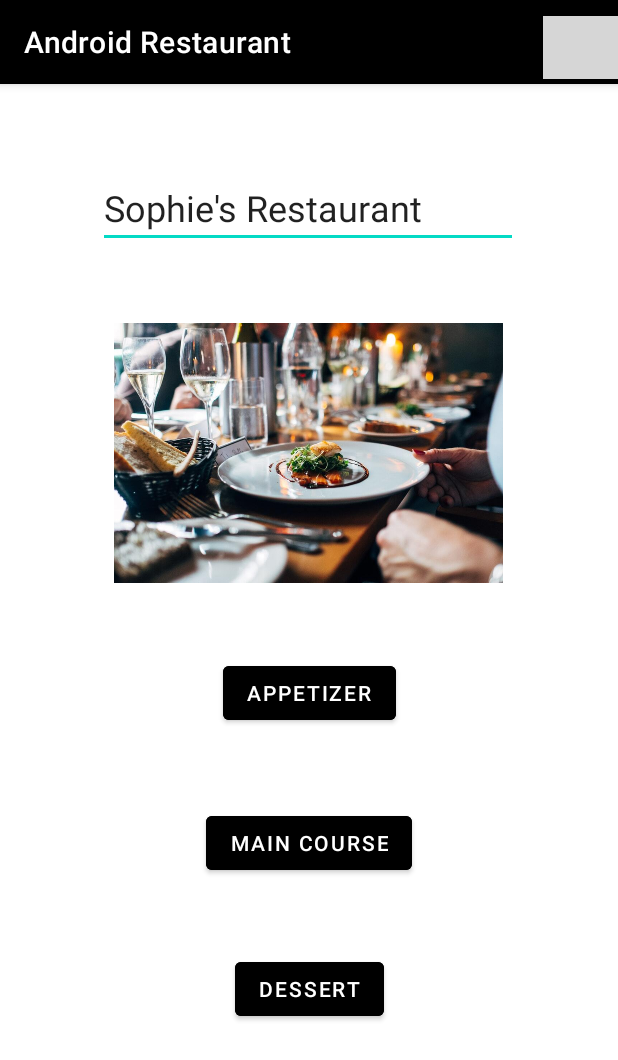
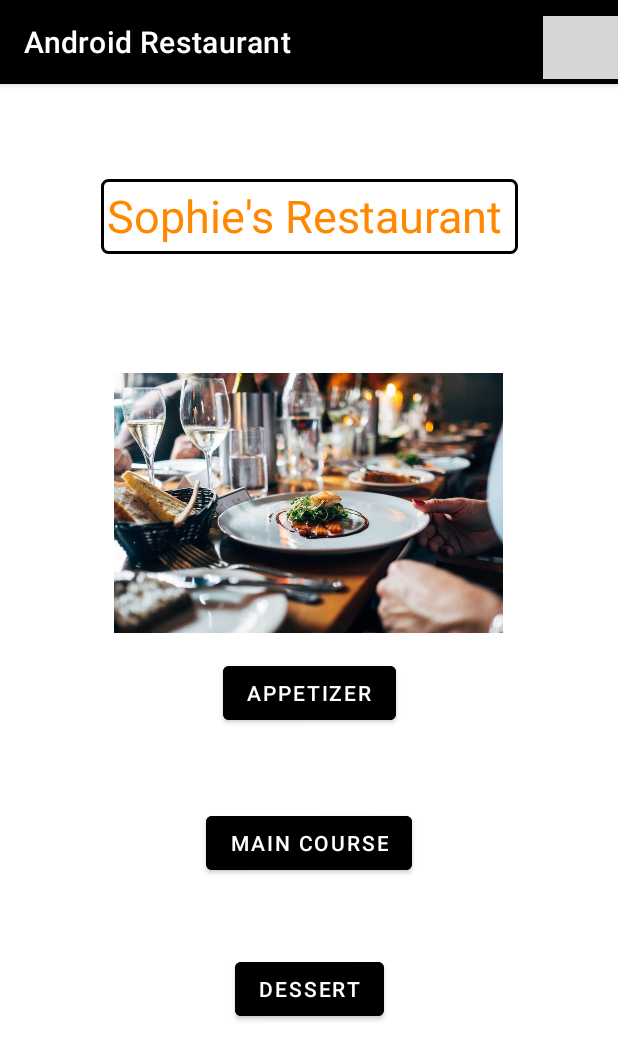
Before and after one commit to soso83120/TDAndroidSAUMIERSophie, an Android app: the screen it shows after launch (HomeActivity), on a phone screen of 412 x 824 dp. Shown: the top 1060 px of the screen. Run offline under Robolectric (Android 15) with nearby library versions, the phone set to English and light mode, and no system bars; grey boxes are pictures that could not be loaded.

Commit message:
page d'accueil design

```diff
--- a/app/src/main/res/layout/activity_home.xml
+++ b/app/src/main/res/layout/activity_home.xml
@@ -7,21 +7,6 @@
     android:background="#FFFFFF"
     android:backgroundTint="@color/white"
     tools:context=".network.HomeActivity">
-
-    <EditText
-        android:id="@+id/editTextTextPersonName"
-        android:layout_width="wrap_content"
-        android:layout_height="wrap_content"
-        android:ems="10"
-        android:inputType="textPersonName"
-        android:text="Sophie's Restaurant"
-        android:textSize="24sp"
-        app:layout_constraintBottom_toBottomOf="parent"
-        app:layout_constraintEnd_toEndOf="parent"
-        app:layout_constraintHorizontal_bias="0.497"
-        app:layout_constraintStart_toStartOf="parent"
-        app:layout_constraintTop_toTopOf="parent"
-        app:layout_constraintVertical_bias="0.078" />
 
     <Button
         android:id="@+id/button4"
@@ -60,8 +45,7 @@
         app:layout_constraintBottom_toTopOf="@+id/button4"
         app:layout_constraintEnd_toEndOf="parent"
         app:layout_constraintHorizontal_bias="0.497"
-        app:layout_constraintStart_toStartOf="parent"
-        app:layout_constraintTop_toBottomOf="@+id/editTextTextPersonName" />
+        app:layout_constraintStart_toStartOf="parent" />
 
     <Button
         android:id="@+id/button7"
@@ -76,4 +60,19 @@
         app:layout_constraintTop_toBottomOf="@+id/button6"
         app:layout_constraintVertical_bias="0.191" />
 
+    <TextView
+        android:id="@+id/textView4"
+        android:layout_width="278dp"
+        android:layout_height="50dp"
+        android:background="@drawable/linearbordertitle"
+        android:hint="Sophie's Restaurant"
+        android:text="Sophie's Restaurant"
+        android:textColor="@android:color/holo_orange_dark"
+        android:textColorHint="@android:color/holo_orange_dark"
+        android:textSize="30sp"
+        app:layout_constraintBottom_toTopOf="@+id/imageFilterView"
+        app:layout_constraintEnd_toEndOf="parent"
+        app:layout_constraintStart_toStartOf="parent"
+        app:layout_constraintTop_toTopOf="parent" />
+
 </androidx.constraintlayout.widget.ConstraintLayout>
```
